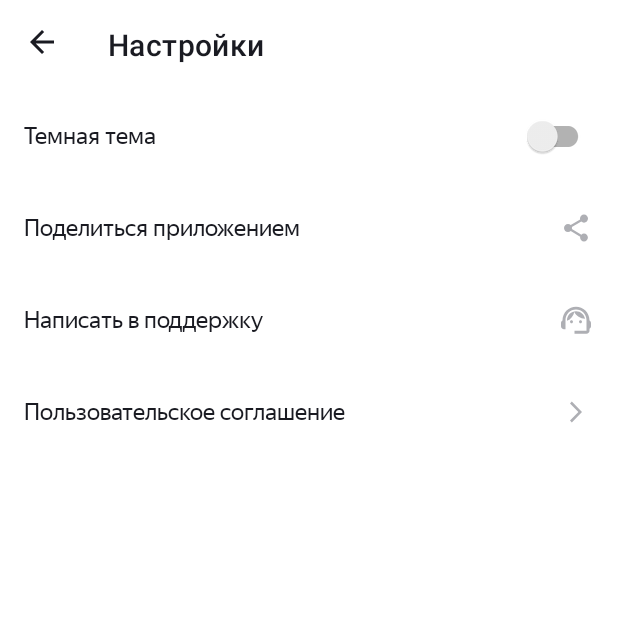
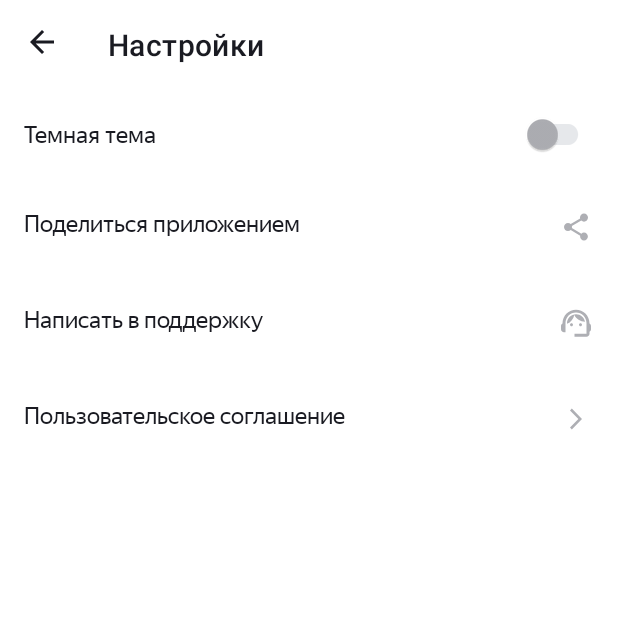
Before and after one commit to VDBalcer/PlaylistMaker, an Android app: the SettingsActivity screen opened directly, with no data from a screen before it, on a phone screen of 412 x 824 dp, the top half of it. Run offline under Robolectric (Android 15) with nearby library versions, the phone set to English and light mode, and no system bars.

Commit message:
9 спринт. Фиксы

```diff
--- a/app/src/main/java/com/example/playlistmaker/SearchActivity.kt
+++ b/app/src/main/java/com/example/playlistmaker/SearchActivity.kt
@@ -1,13 +1,14 @@
 package com.example.playlistmaker
 
+import android.content.Context
 import android.os.Bundle
-import android.os.PersistableBundle
 import android.text.Editable
 import android.text.TextWatcher
-import android.widget.Toast
+import android.view.inputmethod.InputMethodManager
 import androidx.appcompat.app.AppCompatActivity
 import androidx.appcompat.widget.Toolbar
 import com.google.android.material.textfield.TextInputEditText
+import com.google.android.material.textfield.TextInputLayout
 
 class SearchActivity : AppCompatActivity() {
 
@@ -39,6 +40,14 @@ class SearchActivity : AppCompatActivity() {
             }
         }
         inputEditText.addTextChangedListener(simpleTextWatcher)
+
+        val textInputLayout = findViewById<TextInputLayout>(R.id.search_input_layout)
+        textInputLayout.setEndIconOnClickListener {
+            inputEditText.text?.clear()
+
+            val imm = getSystemService(Context.INPUT_METHOD_SERVICE) as InputMethodManager
+            imm.hideSoftInputFromWindow(inputEditText.windowToken, 0)
+        }
     }
 
     override fun onSaveInstanceState(outState: Bundle) {
--- a/app/src/main/java/com/example/playlistmaker/SettingsActivity.kt
+++ b/app/src/main/java/com/example/playlistmaker/SettingsActivity.kt
@@ -3,9 +3,9 @@ package com.example.playlistmaker
 import android.content.Intent
 import android.net.Uri
 import android.os.Bundle
-import android.widget.FrameLayout
 import androidx.appcompat.app.AppCompatActivity
 import androidx.appcompat.widget.Toolbar
+import com.google.android.material.textview.MaterialTextView
 
 class SettingsActivity : AppCompatActivity() {
     override fun onCreate(savedInstanceState: Bundle?) {
@@ -19,7 +19,7 @@ class SettingsActivity : AppCompatActivity() {
             finish()
         }
 
-        val shareButton = findViewById<FrameLayout>(R.id.share_app)
+        val shareButton = findViewById<MaterialTextView>(R.id.share_app)
         shareButton.setOnClickListener {
             val shareIntent = Intent(Intent.ACTION_SEND)
             shareIntent.setType("text/plain")
@@ -27,8 +27,8 @@ class SettingsActivity : AppCompatActivity() {
             startActivity(shareIntent)
         }
 
-        val supportButton = findViewById<FrameLayout>(R.id.write_support)
-        supportButton.setOnClickListener{
+        val supportButton = findViewById<MaterialTextView>(R.id.write_support)
+        supportButton.setOnClickListener {
             val shareIntent = Intent(Intent.ACTION_SENDTO)
             shareIntent.data = Uri.parse("mailto:")
             shareIntent.putExtra(Intent.EXTRA_EMAIL, arrayOf(getString(R.string.author_email)))
@@ -37,7 +37,7 @@ class SettingsActivity : AppCompatActivity() {
             startActivity(shareIntent)
         }
 
-        val termsButton = findViewById<FrameLayout>(R.id.terms)
+        val termsButton = findViewById<MaterialTextView>(R.id.terms)
         termsButton.setOnClickListener {
             val termsIntent = Intent(Intent.ACTION_VIEW, Uri.parse(getString(R.string.terns_uri)))
             startActivity(termsIntent)
--- a/app/src/main/res/layout/activity_search.xml
+++ b/app/src/main/res/layout/activity_search.xml
@@ -15,9 +15,11 @@
         app:title="@string/search" />
 
     <com.google.android.material.textfield.TextInputLayout
+        android:id="@+id/search_input_layout"
         style="?attr/textInputStyle"
         android:layout_width="match_parent"
         android:layout_height="wrap_content"
+        android:hint=""
         android:paddingHorizontal="@dimen/search_edit_text_padding_horizontal"
         android:paddingVertical="@dimen/search_edit_text_padding_vertical"
         app:boxBackgroundMode="outline"
@@ -29,7 +31,6 @@
         app:boxStrokeWidthFocused="0dp"
         app:endIconDrawable="@drawable/ic_cross"
         app:endIconMode="clear_text"
-        android:hint=""
         app:hintEnabled="false"
         app:startIconDrawable="@drawable/ic_search">
 
@@ -44,8 +45,8 @@
             android:paddingVertical="0dp"
             android:paddingStart="36dp"
             android:paddingEnd="40dp"
+            android:textColor="@color/black"
             android:textColorHint="@color/gray"
-            android:textColor="@color/black"
             android:textSize="@dimen/common_text_size" />
     </com.google.android.material.textfield.TextInputLayout>
 
--- a/app/src/main/res/layout/activity_settings.xml
+++ b/app/src/main/res/layout/activity_settings.xml
@@ -12,63 +12,26 @@
         style="@style/CommonToolbar"
         app:title="@string/settings" />
 
-    <FrameLayout
-        android:layout_width="match_parent"
-        android:layout_height="@dimen/settings_item_height">
-
-        <com.google.android.material.textview.MaterialTextView
+    <com.google.android.material.switchmaterial.SwitchMaterial
         style="@style/SettingItemTextView"
         android:text="@string/dark_mode" />
 
-        <androidx.appcompat.widget.SwitchCompat
-            android:id="@+id/switcher"
-            style="@style/SettingItemIcon" />
-
-    </FrameLayout>
-
-    <FrameLayout
+    <com.google.android.material.textview.MaterialTextView
         android:id="@+id/share_app"
-        android:layout_width="match_parent"
-        android:layout_height="@dimen/settings_item_height">
+        style="@style/SettingItemTextView"
+        android:drawableEnd="@drawable/ic_share"
+        android:text="@string/title_share" />
 
     <com.google.android.material.textview.MaterialTextView
+        android:id="@+id/write_support"
         style="@style/SettingItemTextView"
-            android:text="@string/title_share" />
-
-        <ImageView
-            style="@style/SettingItemIcon"
-            android:src="@drawable/ic_share" />
-
-    </FrameLayout>
-
-    <FrameLayout
-        android:id="@+id/write_support"
-        android:layout_width="match_parent"
-        android:layout_height="@dimen/settings_item_height">
+        android:drawableEnd="@drawable/ic_support"
+        android:text="@string/title_support" />
 
     <com.google.android.material.textview.MaterialTextView
+        android:id="@+id/terms"
         style="@style/SettingItemTextView"
-            android:text="@string/title_support" />
-
-        <ImageView
-            style="@style/SettingItemIcon"
-            android:src="@drawable/ic_support" />
-
-    </FrameLayout>
-
-    <FrameLayout
-        android:id="@+id/terms"
-        android:layout_width="match_parent"
-        android:layout_height="@dimen/settings_item_height">
-
-        <com.google.android.material.textview.MaterialTextView
-            style="@style/SettingItemTextView"
+        android:drawableEnd="@drawable/ic_arrow_forward"
         android:text="@string/title_agreement" />
 
-        <ImageView
-            style="@style/SettingItemIcon"
-            android:src="@drawable/ic_arrow_forward" />
-
-    </FrameLayout>
-
 </LinearLayout>
--- a/app/src/main/res/values-night/themes.xml
+++ b/app/src/main/res/values-night/themes.xml
@@ -10,6 +10,9 @@
         <!-- Customize your dark theme here. -->
         <item name="android:statusBarColor">?attr/colorPrimary</item>
         <item name="textInputStyle">@style/SearchFieldStyle</item>
+
+        <item name="thumbTint">@color/blue</item>
+        <item name="trackTint">@color/light_blue</item>
     </style>
 
     <style name="SearchFieldStyle" parent="Widget.MaterialComponents.TextInputLayout.OutlinedBox">
@@ -19,4 +22,5 @@
         <item name="startIconTint">@color/black</item>
         <item name="endIconTint">@color/black</item>
     </style>
+
 </resources>
--- a/app/src/main/res/values/colors.xml
+++ b/app/src/main/res/values/colors.xml
@@ -3,6 +3,7 @@
     <color name="black">#1A1B22</color>
     <color name="white">#FFFFFF</color>
     <color name="blue">#3772E7</color>
+    <color name="light_blue">#9FBBF3</color>
     <color name="gray">#AEAFB4</color>
     <color name="light_gray">#E6E8EB</color>
     <color name="transparent">#00000000</color>
--- a/app/src/main/res/values/dimens.xml
+++ b/app/src/main/res/values/dimens.xml
@@ -7,7 +7,8 @@
     <dimen name="main_buttons_text_size">22sp</dimen>
     <dimen name="main_buttons_corner_radius">16dp</dimen>
     <dimen name="settings_item_height">61dp</dimen>
-    <dimen name="settings_items_content_margin_horizontal">16dp</dimen>
+    <dimen name="settings_items_padding_horizontal">16dp</dimen>
+    <dimen name="settings_items_padding_vertical">20dp</dimen>
     <dimen name="heavy_font_weight">500</dimen>
     <dimen name="regular_font_weight">400</dimen>
     <dimen name="search_edit_text_corner_radius">8dp</dimen>
--- a/app/src/main/res/values/styles.xml
+++ b/app/src/main/res/values/styles.xml
@@ -38,24 +38,14 @@
     </style>
 
     <style name="SettingItemTextView" parent="Widget.MaterialComponents.TextView">
-        <item name="android:layout_width">wrap_content</item>
+        <item name="android:layout_width">match_parent</item>
         <item name="android:layout_height">wrap_content</item>
         <item name="android:layout_gravity">start|center</item>
-        <item name="android:layout_marginHorizontal">
-            @dimen/settings_items_content_margin_horizontal
-        </item>
         <item name="android:textColor">?attr/colorOnSecondary</item>
         <item name="android:textSize">@dimen/common_text_size</item>
         <item name="android:fontFamily">@font/ys_display_regular</item>
         <item name="android:fontWeight">@dimen/regular_font_weight</item>
-    </style>
-
-    <style name="SettingItemIcon">
-        <item name="android:layout_width">wrap_content</item>
-        <item name="android:layout_height">wrap_content</item>
-        <item name="android:layout_gravity">end|center</item>
-        <item name="android:layout_marginHorizontal">
-            @dimen/settings_items_content_margin_horizontal
-        </item>
+        <item name="android:paddingHorizontal">@dimen/settings_items_padding_horizontal</item>
+        <item name="android:paddingVertical">@dimen/settings_items_padding_vertical</item>
     </style>
 </resources>
--- a/app/src/main/res/values/themes.xml
+++ b/app/src/main/res/values/themes.xml
@@ -10,6 +10,9 @@
         <!-- Customize your light theme here. -->
         <item name="android:statusBarColor">?attr/colorPrimary</item>
         <item name="textInputStyle">@style/SearchFieldStyle</item>
+
+        <item name="thumbTint">@color/gray</item>
+        <item name="trackTint">@color/light_gray</item>
     </style>
 
     <style name="SearchFieldStyle" parent="Widget.MaterialComponents.TextInputLayout.OutlinedBox">
```
Lines whose indentation alone changed are shown as unchanged.
